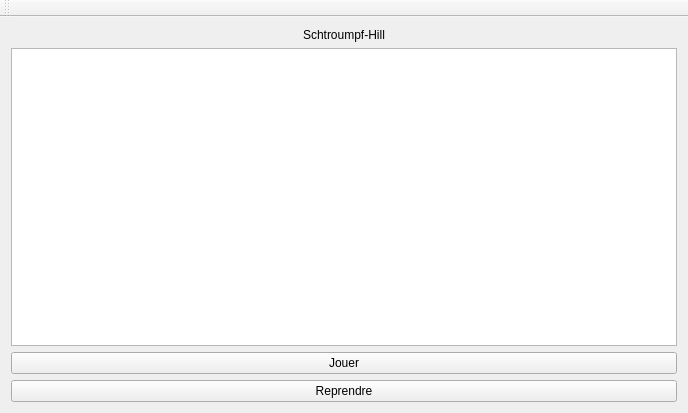
Before: the Qt Designer form view.ui in UKyz/SmurfHill, drawn with Qt 5.
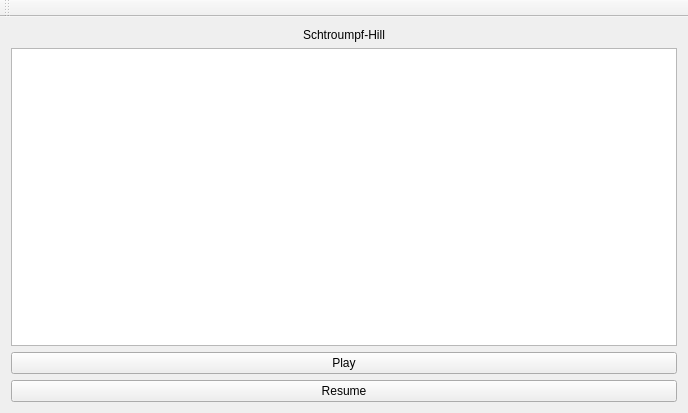
After: the same form once the commit is applied.

```diff
--- a/view.ui
+++ b/view.ui
@@ -33,7 +33,7 @@
          <bool>true</bool>
         </property>
         <property name="text">
-         <string>Reprendre</string>
+         <string>Resume</string>
         </property>
        </widget>
       </item>
@@ -46,7 +46,7 @@
          </size>
         </property>
         <property name="text">
-         <string>Jouer</string>
+         <string>Play</string>
         </property>
        </widget>
       </item>
```
